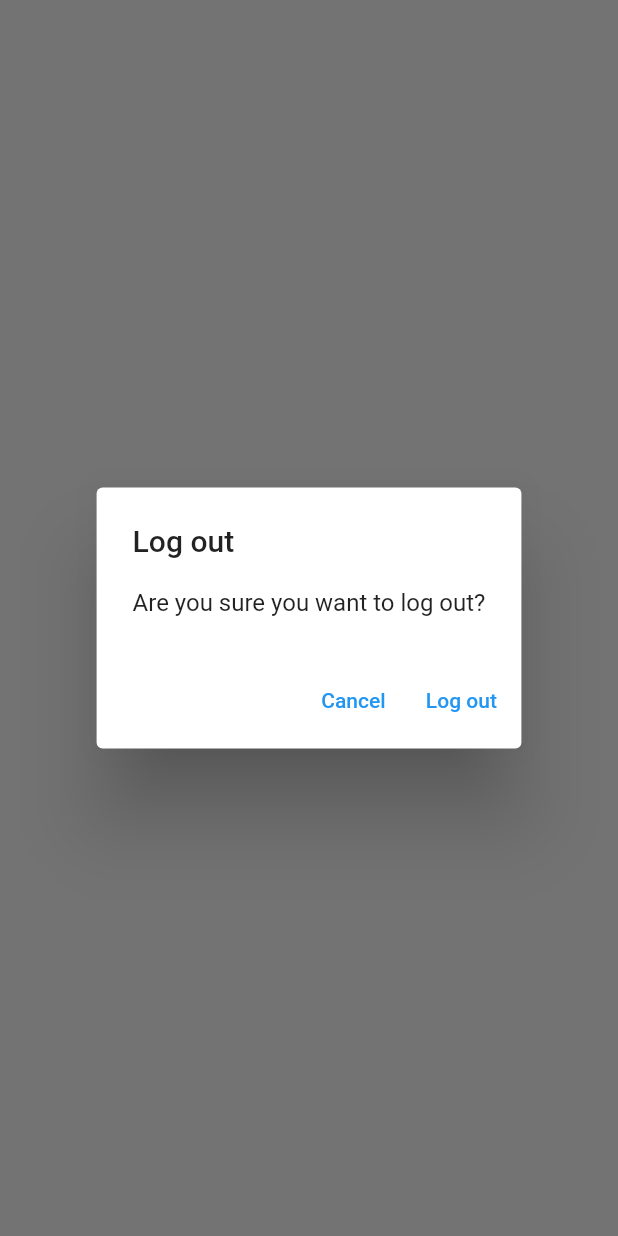
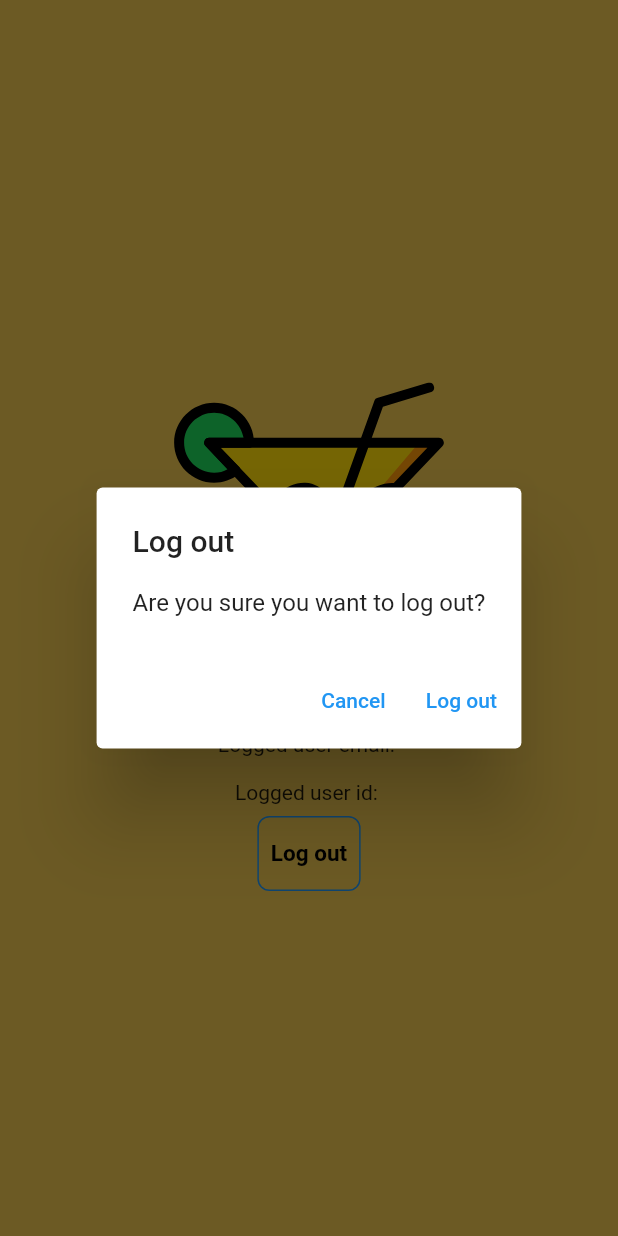
Before and after one commit to SaulBlanco1/AppCocktailFlutter, a Flutter app: the LogOutView screen opened directly, after a tap on "Log out", on a phone screen of 412 x 824 dp. Run offline on Flutter 3.47's test engine with Material 2 defaults, Android fonts, the phone set to English and light mode, and no system bars; our stand-ins replace bloc, cloud_firestore, equatable, firebase_auth, firebase_core, flutter_bloc and 1 more; accounts and stored records are empty; statements that could not run were skipped.

Commit message:
Pantalla LogOut finalizada- Build Final APP

```diff
--- a/flutter_app_cocktail/lib/views/cocktails/cocktail_view_home.dart
+++ b/flutter_app_cocktail/lib/views/cocktails/cocktail_view_home.dart
@@ -98,15 +98,8 @@ class _HomeCocktailViewState extends State<HomeCocktailView> {
 
   @override
   Widget build(BuildContext context) {
-    return FutureBuilder(
-      future: searchForDrinks(searchtoSearch),
-      builder: (context, snapshot) {
-        switch (snapshot.connectionState) {
-          case ConnectionState.active:
-          case ConnectionState.done:
     return Container(
-              decoration:
-                  const BoxDecoration(color: Color.fromARGB(255, 236, 196, 78)),
+      decoration: const BoxDecoration(color: Color.fromARGB(255, 236, 196, 78)),
       child: Container(
         margin: const EdgeInsets.only(top: 35.0),
         child: Column(
@@ -126,8 +119,7 @@ class _HomeCocktailViewState extends State<HomeCocktailView> {
                 decoration: const InputDecoration(
                     hintText: 'Search for drinks...',
                     border: OutlineInputBorder(
-                              borderRadius:
-                                  BorderRadius.all(Radius.circular(30)),
+                      borderRadius: BorderRadius.all(Radius.circular(30)),
                     ),
                     hintStyle: TextStyle(
                       color: Color.fromARGB(255, 236, 196, 78),
@@ -155,24 +147,21 @@ class _HomeCocktailViewState extends State<HomeCocktailView> {
                 elevation: 5.0,
                 shape: RoundedRectangleBorder(
                     borderRadius: BorderRadius.circular(8.0),
-                            side:
-                                const BorderSide(color: Colors.grey, width: 1)),
+                    side: const BorderSide(color: Colors.grey, width: 1)),
                 margin: const EdgeInsets.all(3.0),
                 child: Padding(
                   padding: const EdgeInsets.symmetric(vertical: 15.0),
                   child: Column(
                     children: [
                       Padding(
-                                padding: const EdgeInsets.symmetric(
-                                    horizontal: 30.0),
+                        padding: const EdgeInsets.symmetric(horizontal: 30.0),
                         child: Row(
                           children: [
                             Checkbox(
                               value: _categoryActivated,
                               onChanged: (value) {
                                 setState(() {
-                                          _categoryActivated =
-                                              !_categoryActivated;
+                                  _categoryActivated = !_categoryActivated;
                                 });
                               },
                             ),
@@ -183,8 +172,7 @@ class _HomeCocktailViewState extends State<HomeCocktailView> {
                                       return DropdownMenuItem<String>(
                                         value: categoria,
                                         child: Text(categoria,
-                                                    overflow:
-                                                        TextOverflow.ellipsis),
+                                            overflow: TextOverflow.ellipsis),
                                       );
                                     }).toList()
                                   : [],
@@ -198,16 +186,14 @@ class _HomeCocktailViewState extends State<HomeCocktailView> {
                         ),
                       ),
                       Padding(
-                                padding: const EdgeInsets.symmetric(
-                                    horizontal: 30.0),
+                        padding: const EdgeInsets.symmetric(horizontal: 30.0),
                         child: Row(
                           children: [
                             Checkbox(
                               value: _alcoholicActivated,
                               onChanged: (value) {
                                 setState(() {
-                                          _alcoholicActivated =
-                                              !_alcoholicActivated;
+                                  _alcoholicActivated = !_alcoholicActivated;
                                 });
                               },
                             ),
@@ -231,16 +217,14 @@ class _HomeCocktailViewState extends State<HomeCocktailView> {
                         ),
                       ),
                       Padding(
-                                padding: const EdgeInsets.symmetric(
-                                    horizontal: 30.0),
+                        padding: const EdgeInsets.symmetric(horizontal: 30.0),
                         child: Row(
                           children: [
                             Checkbox(
                               value: _typeGlassActivated,
                               onChanged: (value) {
                                 setState(() {
-                                          _typeGlassActivated =
-                                              !_typeGlassActivated;
+                                  _typeGlassActivated = !_typeGlassActivated;
                                 });
                               },
                             ),
@@ -268,7 +252,12 @@ class _HomeCocktailViewState extends State<HomeCocktailView> {
                 ),
               ),
             ),
-                    Expanded(
+            FutureBuilder(
+              future: searchForDrinks(searchtoSearch),
+              builder: (context, snapshot) {
+                switch (snapshot.connectionState) {
+                  case ConnectionState.done:
+                    return Expanded(
                       child: ListView.builder(
                         itemCount: snapshot.data?.length,
                         itemBuilder: (BuildContext context, int index) {
@@ -333,17 +322,15 @@ class _HomeCocktailViewState extends State<HomeCocktailView> {
                           );
                         },
                       ),
-                    ),
+                    );
+                  default:
+                    return const Center(child: CircularProgressIndicator());
+                }
+              },
+            )
           ],
         ),
       ),
     );
-
-          default:
-            return const Scaffold(
-                body: Center(child: CircularProgressIndicator()));
-        }
-      },
-    );
   }
 }
--- a/flutter_app_cocktail/lib/views/cocktails/cocktail_view_logout.dart
+++ b/flutter_app_cocktail/lib/views/cocktails/cocktail_view_logout.dart
@@ -1,9 +1,11 @@
 // ignore_for_file: use_build_context_synchronously
 
 import 'package:flutter/material.dart';
+import 'package:flutter_app_cocktail/services/auth/auth_service.dart';
 import 'package:flutter_app_cocktail/services/auth/bloc/auth_bloc.dart';
 import 'package:flutter_app_cocktail/services/auth/bloc/auth_event.dart';
 import 'package:flutter_app_cocktail/utilities/dialogs/logout_dialog.dart';
+import 'package:flutter_svg/flutter_svg.dart';
 import 'package:provider/provider.dart';
 
 class LogOutView extends StatefulWidget {
@@ -16,7 +18,41 @@ class LogOutView extends StatefulWidget {
 class _LogOutViewState extends State<LogOutView> {
   @override
   Widget build(BuildContext context) {
-    return Center(
+    String userCurrentEmail = AuthService.firebase().currentUser!.email;
+    String userCurrentId = AuthService.firebase().currentUser!.id;
+    return Scaffold(body: LayoutBuilder(
+      builder: (BuildContext context, BoxConstraints constraints) {
+        return Container(
+          height: constraints.maxHeight,
+          width: constraints.maxWidth,
+          color: const Color.fromARGB(255, 236, 196, 78),
+          child: Center(
+            child: Column(
+              mainAxisAlignment: MainAxisAlignment.center,
+              children: [
+                Padding(
+                  padding: const EdgeInsets.all(25.0),
+                  child: SvgPicture.asset(
+                    'assets/images/cocktailLoginImage.svg',
+                    height: 200,
+                    width: 200,
+                  ),
+                ),
+                Padding(
+                  padding: const EdgeInsets.all(8.0),
+                  child: Text('Logged user email: ' + userCurrentEmail),
+                ),
+                Padding(
+                  padding: const EdgeInsets.all(8.0),
+                  child: Text('Logged user id: ' + userCurrentId),
+                ),
+                Container(
+                  decoration: BoxDecoration(
+                      border: Border.all(
+                        color: Colors.blue,
+                        width: 1.0,
+                      ),
+                      borderRadius: BorderRadius.circular(8.0)),
                   child: TextButton(
                       onPressed: () async {
                         final shouldLogout = await showLogOutDialog(context);
@@ -26,6 +62,20 @@ class _LogOutViewState extends State<LogOutView> {
                               );
                         }
                       },
-            child: const Text('Log out')));
+                      child: const Text(
+                        'Log out',
+                        style: TextStyle(
+                          fontSize: 15.0,
+                          fontWeight: FontWeight.bold,
+                          color: Color.fromARGB(255, 0, 0, 0),
+                        ),
+                      )),
+                ),
+              ],
+            ),
+          ),
+        );
+      },
+    ));
   }
 }
```
Lines whose indentation alone changed are shown as unchanged.
